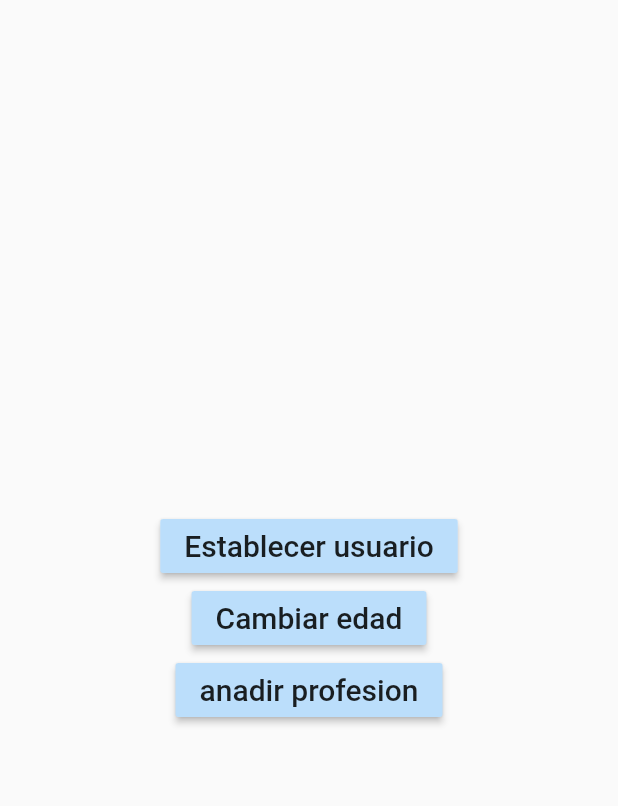
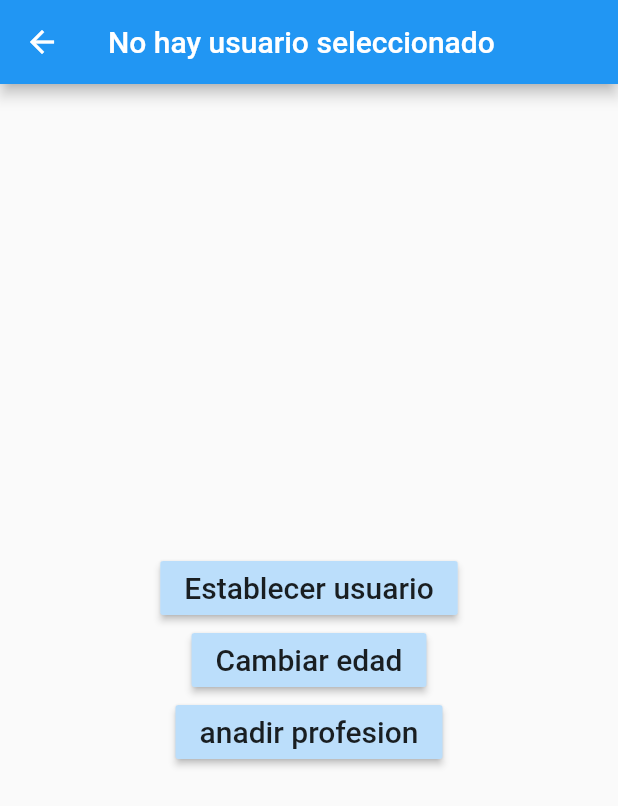
Before and after one commit to Jesus180Reyes/Gestores_de_estado, a Flutter app: the screen it shows after launch, after a tap on the "add" icon, on a phone screen of 412 x 824 dp. Shown: the top 806 px of the screen. Run offline on Flutter 3.47's test engine with Material 2 defaults, Android fonts, the phone set to English and light mode, and no system bars; accounts and stored records are empty.

Commit message:
Provider Listo

```diff
--- a/lib/main.dart
+++ b/lib/main.dart
@@ -1,6 +1,8 @@
 import 'package:flutter/material.dart';
+import 'package:provider/provider.dart';
 import 'package:singleton_app/pages/details_page.dart';
 import 'package:singleton_app/pages/home_page.dart';
+import 'package:singleton_app/providers/usuarios_services.dart';
 
 void main() => runApp(const MyApp());
 
@@ -9,13 +11,21 @@ class MyApp extends StatelessWidget {
 
   @override
   Widget build(BuildContext context) {
-    return MaterialApp(
+    return MultiProvider(
+      providers: [
+        ChangeNotifierProvider(
+          create: (_) => UsuariosServices(),
+        ),
+      ],
+      child: MaterialApp(
+        debugShowCheckedModeBanner: false,
         title: 'Singleton App',
         initialRoute: 'home',
         routes: {
           'home': (context) => const HomePage(),
           '/': (context) => const DetailsPage(),
         },
+      ),
     );
   }
 }
--- a/lib/pages/details_page.dart
+++ b/lib/pages/details_page.dart
@@ -1,17 +1,35 @@
 import 'package:flutter/material.dart';
+import 'package:provider/provider.dart';
+import 'package:singleton_app/models/usuario.dart';
+import 'package:singleton_app/providers/usuarios_services.dart';
 
 class DetailsPage extends StatelessWidget {
   const DetailsPage({Key? key}) : super(key: key);
 
   @override
   Widget build(BuildContext context) {
+    final usuarioService =
+        Provider.of<UsuariosServices>(context, listen: false);
     return Scaffold(
+      appBar: AppBar(
+        title: (usuarioService.existeUsuario)
+            ? Text(usuarioService.usuario.nombre)
+            : const Text('No hay usuario seleccionado'),
+      ),
       body: Center(
         child: Column(
           mainAxisAlignment: MainAxisAlignment.center,
           children: [
             MaterialButton(
-              onPressed: () {},
+              onPressed: () {
+                final newUser = Usuario(
+                  edad: 32,
+                  nombre: 'Fernando Herrera',
+                  profesiones: ['Desarrollador', 'Diseñador'],
+                );
+                usuarioService.usuario = newUser;
+                Navigator.pop(context);
+              },
               child: const Text(
                 'Establecer usuario',
                 style: TextStyle(fontSize: 20),
@@ -19,7 +37,10 @@ class DetailsPage extends StatelessWidget {
               color: Colors.blue[100],
             ),
             MaterialButton(
-              onPressed: () {},
+              onPressed: () async {
+                await usuarioService.cambiarEdad(50);
+                Navigator.pop(context);
+              },
               child: const Text(
                 'Cambiar edad',
                 style: TextStyle(fontSize: 20),
--- a/lib/pages/home_page.dart
+++ b/lib/pages/home_page.dart
@@ -1,26 +1,46 @@
 import 'package:flutter/material.dart';
+import 'package:provider/provider.dart';
+import 'package:singleton_app/models/usuario.dart';
+import 'package:singleton_app/providers/usuarios_services.dart';
 
 class HomePage extends StatelessWidget {
   const HomePage({Key? key}) : super(key: key);
 
   @override
   Widget build(BuildContext context) {
+    final usuarioService = Provider.of<UsuariosServices>(context);
     return Scaffold(
       floatingActionButton: FloatingActionButton(
         onPressed: () => Navigator.pushNamed(context, '/'),
         child: const Icon(Icons.add),
       ),
       appBar: AppBar(
+        actions: [
+          IconButton(
+            onPressed: () {
+              usuarioService.removerUsuario();
+            },
+            icon: const Icon(Icons.exit_to_app),
+          ),
+        ],
         title: const Text('Home Page'),
       ),
-      body: const InformacionUsuario(),
+      body: usuarioService.existeUsuario
+          ? InformacionUsuario(
+              usuario: usuarioService.usuario,
+            )
+          : const Center(
+              child: Text('No hay usuario seleccionado'),
+            ),
     );
   }
 }
 
 class InformacionUsuario extends StatelessWidget {
+  final Usuario usuario;
   const InformacionUsuario({
     Key? key,
+    required this.usuario,
   }) : super(key: key);
 
   @override
@@ -28,11 +48,11 @@ class InformacionUsuario extends StatelessWidget {
     return Container(
       height: double.infinity,
       width: double.infinity,
-      padding: const EdgeInsets.all(20),
+      padding: const EdgeInsets.all(15),
       child: Column(
         crossAxisAlignment: CrossAxisAlignment.start,
-        children: const [
-          Text(
+        children: [
+          const Text(
             'General',
             style: TextStyle(
               fontSize: 18,
@@ -41,33 +61,28 @@ class InformacionUsuario extends StatelessWidget {
           ),
           ListTile(
             title: Text(
-              'Nombre',
-              style: TextStyle(
-                fontSize: 18,
-                fontWeight: FontWeight.bold,
-              ),
+              'Nombre: ${usuario.nombre}',
             ),
           ),
-          Divider(),
-          ListTile(
+          const ListTile(
             title: Text('Nombre'),
           ),
           ListTile(
             title: Text(
-              'Edad',
+              'Edad ${usuario.edad} ',
             ),
           ),
-          Text(
+          const Text(
             'Profesiones',
             style: TextStyle(
               fontSize: 18,
               fontWeight: FontWeight.bold,
             ),
           ),
-          Divider(),
-          ListTile(title: Text('Profesion 1')),
-          ListTile(title: Text('Profesion 1')),
-          ListTile(title: Text('Profesion 1')),
+          const Divider(),
+          ListTile(title: Text('Profesion 1: ${usuario.profesiones[0]}')),
+          ListTile(title: Text('Profesion 1: ${usuario.profesiones[1]}')),
+          const ListTile(title: Text('Profesion 1')),
         ],
       ),
     );
--- /dev/null
+++ b/lib/providers/usuarios_services.dart
@@ -0,0 +1,23 @@
+import 'package:flutter/material.dart';
+import 'package:singleton_app/models/usuario.dart';
+
+class UsuariosServices with ChangeNotifier {
+  Usuario? _usuario;
+  Usuario get usuario => _usuario!;
+  bool get existeUsuario => (_usuario != null) ? true : false;
+
+  set usuario(Usuario user) {
+    _usuario = user;
+    notifyListeners();
+  }
+
+  Future cambiarEdad(int edad) async {
+    _usuario!.edad = edad;
+    notifyListeners();
+  }
+
+  void removerUsuario() {
+    _usuario = null;
+    notifyListeners();
+  }
+}
--- a/pubspec.yaml
+++ b/pubspec.yaml
@@ -34,6 +34,7 @@ dependencies:
   # The following adds the Cupertino Icons font to your application.
   # Use with the CupertinoIcons class for iOS style icons.
   cupertino_icons: ^1.0.2
+  provider: ^6.0.2
 
 dev_dependencies:
   flutter_test:
```
Also changed, not shown: pubspec.lock. Lines whose indentation alone changed are shown as unchanged.
